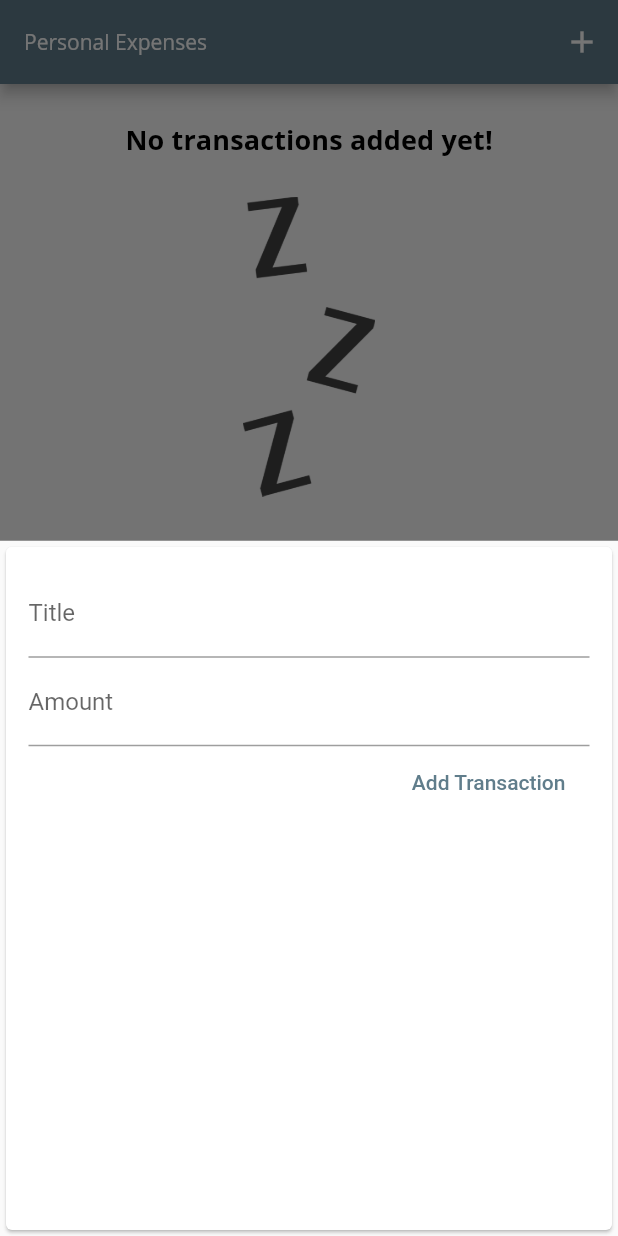
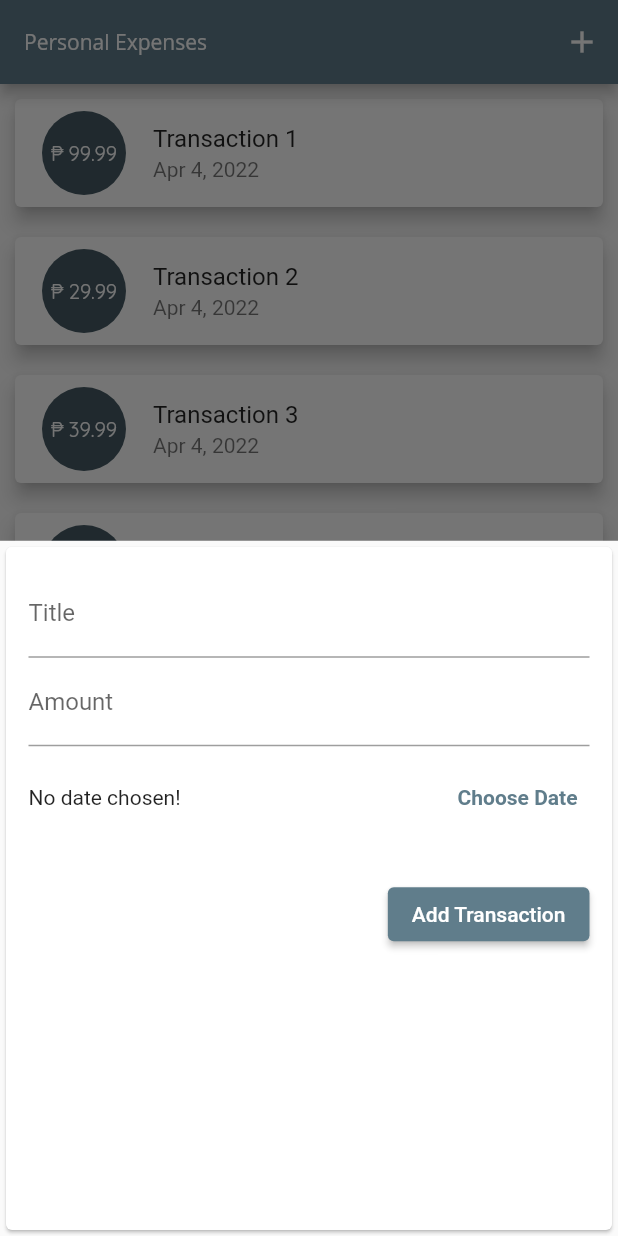
Before and after one commit to airacalins/flutter_expense_app, a Flutter app: the screen it shows after launch, after a tap on the "add" icon, on a phone screen of 412 x 824 dp. Run offline on Flutter 3.47's test engine with Material 2 defaults, Android fonts, the phone set to English and light mode, and no system bars.

Commit message:
added date picker

```diff
--- a/lib/main.dart
+++ b/lib/main.dart
@@ -1,9 +1,10 @@
 // ignore_for_file: prefer_const_constructors
 import 'package:flutter/material.dart';
+import 'package:personal_expense/sample/date_picker.dart';
 
 import './models/transaction.dart';
+import './screens/transaction/transactions.dart';
 import './screens/transaction/create_transaction.dart';
-import './screens/transaction/transaction_list.dart';
 
 void main() => runApp(MyApp());
 
@@ -40,10 +41,10 @@ class MyHomePage extends StatefulWidget {
 
 class _MyHomePageState extends State<MyHomePage> {
   final List<Transaction> _transactions = [
-    // Transaction(id: "1", title: 'Transaction 1', amount: 99.99, date: DateTime.now()),
-    // Transaction(id: "2", title: 'Transaction 2', amount: 29.99, date: DateTime.now()),
-    // Transaction(id: "3", title: 'Transaction 3', amount: 39.99, date: DateTime.now()),
-    // Transaction(id: "4", title: 'Transaction 4', amount: 49.99, date: DateTime.now()),
+    Transaction(id: "1", title: 'Transaction 1', amount: 99.99, date: DateTime.now()),
+    Transaction(id: "2", title: 'Transaction 2', amount: 29.99, date: DateTime.now()),
+    Transaction(id: "3", title: 'Transaction 3', amount: 39.99, date: DateTime.now()),
+    Transaction(id: "4", title: 'Transaction 4', amount: 49.99, date: DateTime.now()),
   ];
 
   void _createTransaction(String title, double amount) {
@@ -84,7 +85,8 @@ class _MyHomePageState extends State<MyHomePage> {
             ),
           ],
         ),
-        body: TransactionsList(_transactions),
+        body: Transactions(_transactions),
+        // body: DatePicker(),
         floatingActionButton: FloatingActionButton(
           child: Icon(Icons.add),
           onPressed: () => _openCreateTransactionModal(context),
--- a/lib/screens/transaction/create_transaction.dart
+++ b/lib/screens/transaction/create_transaction.dart
@@ -1,6 +1,7 @@
+// ignore_for_file: prefer_const_constructors
+
 import 'package:flutter/material.dart';
-
-import '../../models/transaction.dart';
+import 'package:intl/intl.dart';
 
 class CreateTransaction extends StatefulWidget {
   final Function createTransaction;
@@ -11,12 +12,13 @@ class CreateTransaction extends StatefulWidget {
 }
 
 class _CreateTransactionState extends State<CreateTransaction> {
-  final titleController = TextEditingController();
-  final amountController = TextEditingController();
+  final _titleController = TextEditingController();
+  final _amountController = TextEditingController();
+  DateTime? _selectedDate;
 
-  void submitData() {
-    final title = titleController.text;
-    final amount = double.parse(amountController.text);
+  void _submitData() {
+    final title = _titleController.text;
+    final amount = double.parse(_amountController.text);
 
     if (title.isEmpty || amount <= 0) {
       return;
@@ -25,6 +27,15 @@ class _CreateTransactionState extends State<CreateTransaction> {
     widget.createTransaction(title, amount);
 
     Navigator.of(context).pop();
+  }
+
+  void _showDatePicker() {
+    showDatePicker(context: context, initialDate: DateTime.now(), firstDate: DateTime(2019), lastDate: DateTime.now())
+      .then((date) {
+        if (date == null) {return;}
+
+        setState(() =>_selectedDate = date);
+    });
   }
 
   @override
@@ -37,19 +48,38 @@ class _CreateTransactionState extends State<CreateTransaction> {
             children: <Widget>[
               TextField(
                 decoration: InputDecoration(labelText: 'Title'),
-                controller: titleController,
-                onSubmitted: (_) => submitData(),
+                controller: _titleController,
+                onSubmitted: (_) => _submitData(),
               ),
               TextField(
                 decoration: InputDecoration(labelText: 'Amount'),
-                controller: amountController,
+                controller: _amountController,
                 keyboardType: TextInputType.number,
-                onSubmitted: (_) => submitData(),
+                onSubmitted: (_) => _submitData(),
               ),
-              FlatButton(
-                child: Text('Add Transaction'),
-                textColor: Theme.of(context).primaryColor,
-                onPressed: submitData,
+              Padding(
+                padding: const EdgeInsets.symmetric(vertical: 10),
+                child: Row(
+                  children: [
+                    Expanded(
+                      child: Text(_selectedDate == null ? 'No date chosen!' : "Picked Date: ${DateFormat.yMMMd().format(_selectedDate!)}")
+                    ),
+                    TextButton(
+                      child: Text(
+                        _selectedDate == null ? 'Choose Date' : 'Change Date',
+                        style: TextStyle(fontWeight: FontWeight.bold),
+                      ),
+                      onPressed: _showDatePicker
+                    )
+                  ],
+                ),
+              ),
+              Padding(
+                padding: const EdgeInsets.symmetric(vertical: 20),
+                child: ElevatedButton(
+                  child: Text('Add Transaction'),
+                  onPressed: _submitData,
+                ),
               )
             ]),
       ),
--- a/lib/screens/transaction/transaction_list.dart
+++ b/lib/screens/transaction/transactions.dart
@@ -3,10 +3,10 @@ import 'package:flutter/material.dart';
 import '../../models/transaction.dart';
 import '../../widgets/card/transaction_card.dart';
 
-class TransactionsList extends StatelessWidget {
+class Transactions extends StatelessWidget {
   List<Transaction> transactions;
 
-  TransactionsList(this.transactions);
+  Transactions(this.transactions);
 
   @override
   Widget build(BuildContext context) {
--- a/lib/widgets/card/transaction_card.dart
+++ b/lib/widgets/card/transaction_card.dart
@@ -11,36 +11,18 @@ class TransactionCard extends StatelessWidget {
   @override
   Widget build(BuildContext context) {
     return Card(
-      elevation: 0.5,
-      child: Container(
-        width: double.infinity,
-        padding: EdgeInsets.symmetric(horizontal: 10, vertical: 15),
-        child: Row(
-          children: [
-            Container(
-              padding: EdgeInsets.symmetric(horizontal: 5, vertical: 7.5),
-              decoration: BoxDecoration(border: Border.all(color: Theme.of(context).primaryColor, width: 2)),
-              width: 80,
-              child: Row(
-                mainAxisAlignment: MainAxisAlignment.spaceBetween,
-                children: [
-                  Text("₱", style: TextStyle(fontWeight: FontWeight.bold, color: Theme.of(context).primaryColor)),
-                  Text("${transaction.amount.toStringAsFixed(2)}", style: TextStyle(fontWeight: FontWeight.bold, color: Colors.blueGrey))
-                ],
-              ),
-            ),
-            Container(
-              margin: EdgeInsets.only(left: 10),
-              child: Column(
-                crossAxisAlignment: CrossAxisAlignment.start,
-                children: [
-                  Text(transaction.title, style: TextStyle(fontSize: 15)),
-                  Text(DateFormat.yMMMd().format(transaction.date) ,style: TextStyle(color: Colors.grey, fontSize: 12)),
-                ],
-              ),
-            ),
-          ],
+      margin: EdgeInsets.all(10),
+      elevation: 5,
+      child: ListTile(
+        leading: CircleAvatar(
+          radius: 30,
+          child: Padding(
+            padding: const EdgeInsets.all(8.0),
+            child: FittedBox(child: Text("₱ ${transaction.amount}")),
+          ),
         ),
+        title: Text(transaction.title),
+        subtitle: Text(DateFormat.yMMMd().format(transaction.date)),
       ),
     );
   }
```
Also changed, not shown: lib/models/sample.dart (added, +37 -0 lines), lib/sample/date_picker.dart (added, +24 -0 lines).
